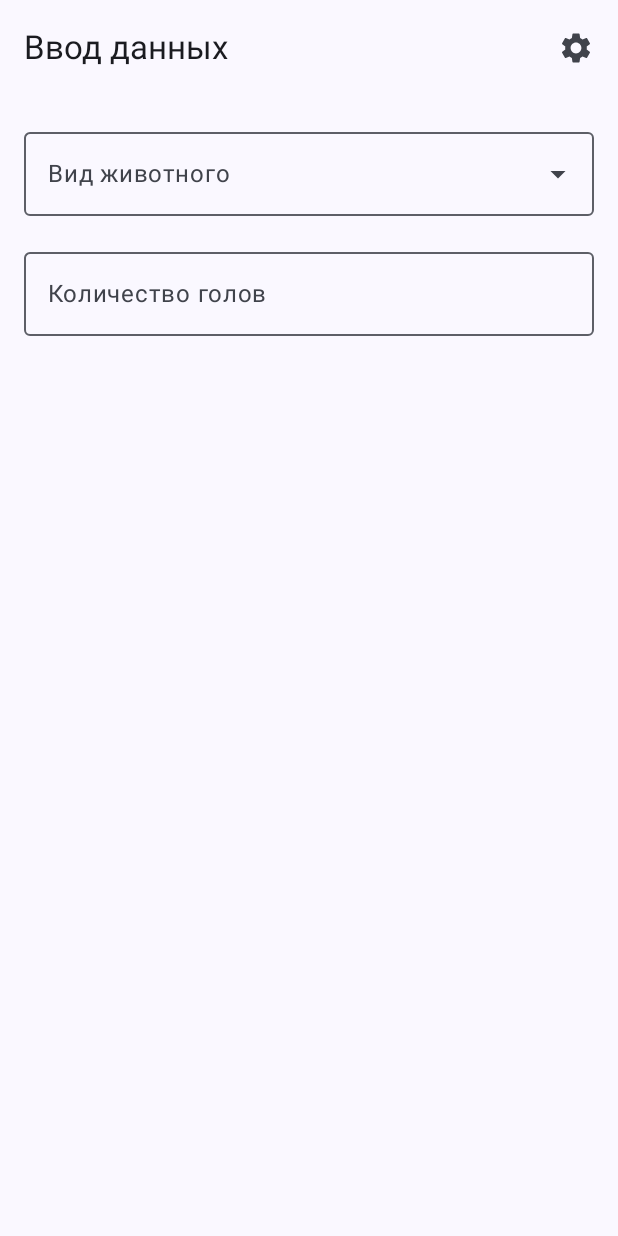
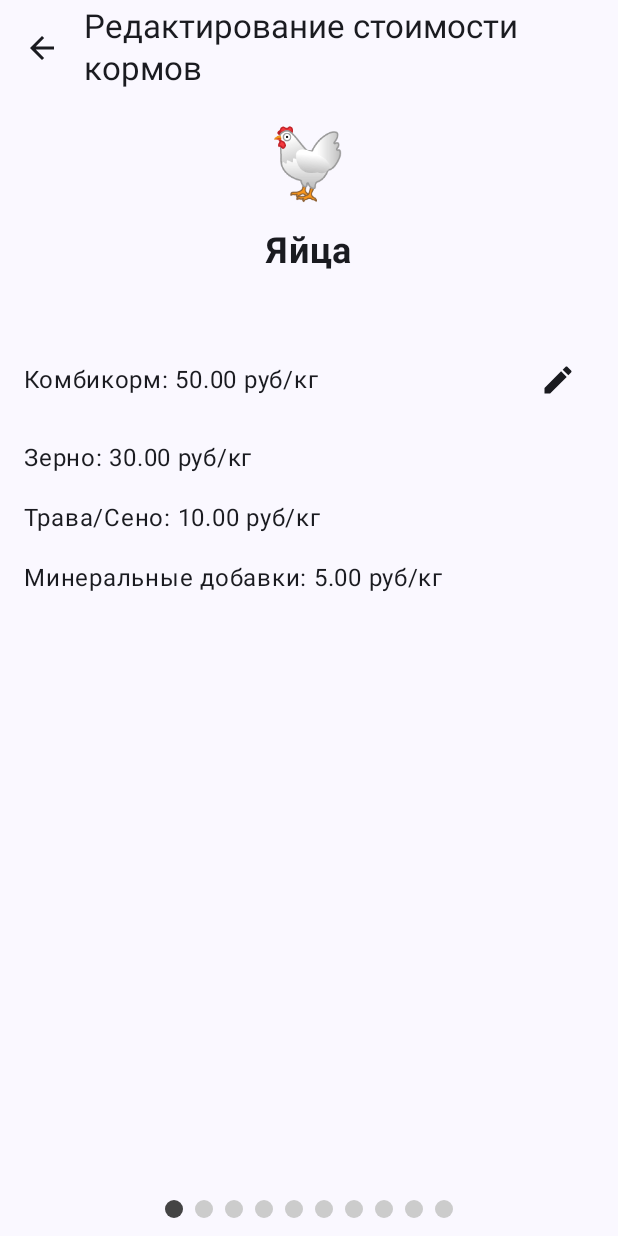
Before and after one commit to memksim/Farm, an Android app built with Jetpack Compose: the screen it shows after launch (MainActivity), after a tap on "Настройки", on a phone screen of 412 x 824 dp. Run offline under Robolectric (Android 15) with nearby library versions, the phone set to English and light mode, and no system bars; our stand-ins replace Room's generated code.

Commit message:
Edit feed price

```diff
--- a/app/src/main/java/ru/osau/farm/data/AnimalRepository.kt
+++ b/app/src/main/java/ru/osau/farm/data/AnimalRepository.kt
@@ -1,4 +1,6 @@
 package ru.osau.farm.data
+
+import android.util.Log
 
 class AnimalRepository(private val animalDao: AnimalDao) {
 
@@ -16,6 +18,7 @@ class AnimalRepository(private val animalDao: AnimalDao) {
 
     suspend fun updateAnimal(animal: Animal) {
         animalDao.updateAnimal(animal)
+        Log.d("VKT", "updateAnimal: $animal")
     }
 
     suspend fun getAnimalByTypeAndPurpose(type: AnimalType?, purpose: AnimalPurpose?): Animal? {
--- a/app/src/main/java/ru/osau/farm/navigation/NavGraph.kt
+++ b/app/src/main/java/ru/osau/farm/navigation/NavGraph.kt
@@ -4,6 +4,7 @@ sealed class Screen(val route: String) {
     object InputIntent : Screen("input_intent")
     object InputTarget : Screen("input_target")
     object Result : Screen("result")
+    object EditFeedPrice : Screen("edit_feed_price")
     // TODO: Add other screens
 }
 
--- a/app/src/main/java/ru/osau/farm/navigation/Navigation.kt
+++ b/app/src/main/java/ru/osau/farm/navigation/Navigation.kt
@@ -7,6 +7,7 @@ import androidx.navigation.compose.composable
 import ru.osau.farm.presentation.input.InputIntentScreen
 import ru.osau.farm.presentation.input.InputTargetScreen
 import ru.osau.farm.presentation.input.InputViewModel
+import ru.osau.farm.presentation.price.EditFeedPriceScreen
 import ru.osau.farm.presentation.result.ResultScreen
 
 @Composable
@@ -21,6 +22,9 @@ fun Navigation(
         composable(Screen.InputIntent.route) {
             InputIntentScreen(
                 viewModel = viewModel,
+                onOpenSettingsClicked = {
+                    navController.navigate(Screen.EditFeedPrice.route)
+                },
                 onNavigateToTarget = {
                     navController.navigate(Screen.InputTarget.route)
                 }
@@ -50,5 +54,14 @@ fun Navigation(
                 }
             )
         }
+
+        composable(Screen.EditFeedPrice.route) {
+            EditFeedPriceScreen(
+                viewModel = viewModel,
+                navigateBack = {
+                    navController.popBackStack()
+                }
+            )
+        }
     }
 }
--- a/app/src/main/java/ru/osau/farm/presentation/input/InputIntentScreen.kt
+++ b/app/src/main/java/ru/osau/farm/presentation/input/InputIntentScreen.kt
@@ -36,6 +36,7 @@ import ru.osau.farm.data.AnimalType
 @Composable
 fun InputIntentScreen(
     viewModel: InputViewModel,
+    onOpenSettingsClicked: () -> Unit,
     onNavigateToTarget: () -> Unit
 ) {
     var expandedAnimalType by remember { mutableStateOf(false) }
@@ -47,7 +48,7 @@ fun InputIntentScreen(
             TopAppBar(
                 title = { Text("Ввод данных") },
                 actions = {
-                    IconButton(onClick = { /* TODO: Open settings */ }) {
+                    IconButton(onClick = onOpenSettingsClicked) {
                         Icon(Icons.Default.Settings, contentDescription = "Настройки")
                     }
                 }
--- a/app/src/main/java/ru/osau/farm/presentation/input/InputViewModel.kt
+++ b/app/src/main/java/ru/osau/farm/presentation/input/InputViewModel.kt
@@ -1,14 +1,18 @@
 package ru.osau.farm.presentation.input
 
+import android.util.Log
 import androidx.lifecycle.ViewModel
 import androidx.lifecycle.viewModelScope
+import kotlinx.coroutines.Dispatchers
 import kotlinx.coroutines.flow.MutableStateFlow
 import kotlinx.coroutines.flow.StateFlow
 import kotlinx.coroutines.flow.asStateFlow
 import kotlinx.coroutines.flow.update
 import kotlinx.coroutines.launch
+import kotlinx.coroutines.withContext
 import ru.osau.farm.App
 import ru.osau.farm.Calculator
+import ru.osau.farm.data.Animal
 import ru.osau.farm.data.AnimalPurpose
 import ru.osau.farm.data.AnimalType
 import ru.osau.farm.data.CalculationResult
@@ -27,6 +31,13 @@ data class InputIntentState(
 class InputViewModel : ViewModel() {
     private val _state = MutableStateFlow(InputIntentState())
     val state: StateFlow<InputIntentState> = _state.asStateFlow()
+
+    private val _animals = MutableStateFlow<MutableList<Animal>>(mutableListOf())
+    val animals: StateFlow<List<Animal>> = _animals.asStateFlow()
+
+    init {
+        loadAnimals()
+    }
 
     fun resetState() {
         _state.update { InputIntentState() }
@@ -94,6 +105,27 @@ class InputViewModel : ViewModel() {
         }
     }
 
+    fun loadAnimals() {
+        viewModelScope.launch {
+            withContext(Dispatchers.IO) {
+                _animals.update { App.animalRepository.getAllAnimals().toMutableList() }
+            }
+        }
+    }
+
+    fun updateAnimal(animal: Animal) {
+        viewModelScope.launch {
+            withContext(Dispatchers.IO) {
+                App.animalRepository.updateAnimal(animal)
+                _animals.update { currentAnimals ->
+                    currentAnimals.map { existingAnimal ->
+                        if (existingAnimal.id == animal.id) animal else existingAnimal
+                    }.toMutableList()
+                }
+            }
+        }
+    }
+
     fun calculate() {
         viewModelScope.launch {
             val animal = App.animalRepository.getAnimalByTypeAndPurpose(
--- /dev/null
+++ b/app/src/main/java/ru/osau/farm/presentation/price/EditFeedPriceScreen.kt
@@ -0,0 +1,264 @@
+package ru.osau.farm.presentation.price
+
+import android.util.Log
+import androidx.compose.foundation.background
+import androidx.compose.foundation.layout.Arrangement
+import androidx.compose.foundation.layout.Box
+import androidx.compose.foundation.layout.Column
+import androidx.compose.foundation.layout.Row
+import androidx.compose.foundation.layout.Spacer
+import androidx.compose.foundation.layout.fillMaxSize
+import androidx.compose.foundation.layout.fillMaxWidth
+import androidx.compose.foundation.layout.height
+import androidx.compose.foundation.layout.padding
+import androidx.compose.foundation.layout.size
+import androidx.compose.foundation.layout.wrapContentHeight
+import androidx.compose.foundation.pager.HorizontalPager
+import androidx.compose.foundation.pager.rememberPagerState
+import androidx.compose.foundation.shape.CircleShape
+import androidx.compose.foundation.text.KeyboardOptions
+import androidx.compose.material.icons.Icons
+import androidx.compose.material.icons.filled.ArrowBack
+import androidx.compose.material.icons.filled.Done
+import androidx.compose.material.icons.filled.Edit
+import androidx.compose.material3.ExperimentalMaterial3Api
+import androidx.compose.material3.Icon
+import androidx.compose.material3.IconButton
+import androidx.compose.material3.OutlinedTextField
+import androidx.compose.material3.Scaffold
+import androidx.compose.material3.Text
+import androidx.compose.material3.TopAppBar
+import androidx.compose.runtime.Composable
+import androidx.compose.runtime.collectAsState
+import androidx.compose.runtime.getValue
+import androidx.compose.runtime.mutableStateOf
+import androidx.compose.runtime.remember
+import androidx.compose.runtime.rememberCoroutineScope
+import androidx.compose.runtime.setValue
+import androidx.compose.ui.Alignment
+import androidx.compose.ui.Modifier
+import androidx.compose.ui.draw.clip
+import androidx.compose.ui.graphics.Color
+import androidx.compose.ui.text.font.FontWeight
+import androidx.compose.ui.text.input.KeyboardType
+import androidx.compose.ui.unit.dp
+import androidx.compose.ui.unit.sp
+import kotlinx.coroutines.launch
+import ru.osau.farm.presentation.input.InputViewModel
+
+@OptIn(ExperimentalMaterial3Api::class)
+@Composable
+fun EditFeedPriceScreen(
+    viewModel: InputViewModel,
+    navigateBack: () -> Unit,
+) {
+    val animals by viewModel.animals.collectAsState()
+    val pagerState = rememberPagerState(pageCount = { animals.size })
+    val scope = rememberCoroutineScope()
+
+    Scaffold(
+        topBar = {
+            TopAppBar(
+                title = { Text("Редактирование стоимости кормов") },
+                navigationIcon = {
+                    IconButton(onClick = navigateBack) {
+                        Icon(Icons.Default.ArrowBack, contentDescription = "Назад")
+                    }
+                }
+            )
+        }
+    ) { innerPadding ->
+        Column(
+            modifier = Modifier
+                .fillMaxSize()
+                .padding(innerPadding)
+        ) {
+            HorizontalPager(
+                state = pagerState,
+                modifier = Modifier
+                    .weight(1f)
+                    .padding(16.dp)
+            ) { page ->
+                val animal = animals[page]
+                var isEditing by remember { mutableStateOf(false) }
+                var compoundFeedCost by remember { mutableStateOf(animal.compoundFeedCost.toString()) }
+                var grainCost by remember { mutableStateOf(animal.grainCost.toString()) }
+                var grassCost by remember { mutableStateOf(animal.grassCost.toString()) }
+                var mineralSupplementsCost by remember { mutableStateOf(animal.mineralSupplementsCost.toString()) }
+
+                Column(
+                    modifier = Modifier.fillMaxSize(),
+                    verticalArrangement = Arrangement.spacedBy(16.dp)
+                ) {
+                    // Эмодзи и назначение
+                    Row(
+                        modifier = Modifier.fillMaxWidth(),
+                        horizontalArrangement = Arrangement.Center
+                    ) {
+                        Text(
+                            text = when (animal.type) {
+                                ru.osau.farm.data.AnimalType.CHICKEN -> "🐔"
+                                ru.osau.farm.data.AnimalType.SHEEP -> "🐑"
+                                ru.osau.farm.data.AnimalType.PIG -> "🐖"
+                                ru.osau.farm.data.AnimalType.COW -> "🐄"
+                            },
+                            fontSize = 48.sp
+                        )
+                    }
+                    Text(
+                        text = animal.purpose.localized,
+                        fontSize = 24.sp,
+                        fontWeight = FontWeight.Bold,
+                        modifier = Modifier.align(Alignment.CenterHorizontally)
+                    )
+
+                    Spacer(modifier = Modifier.height(16.dp))
+
+                    // Комбикорм
+                    Row(
+                        modifier = Modifier.fillMaxWidth(),
+                        verticalAlignment = Alignment.CenterVertically
+                    ) {
+                        if (isEditing) {
+                            OutlinedTextField(
+                                value = compoundFeedCost,
+                                onValueChange = { compoundFeedCost = it },
+                                label = { Text("Комбикорм (руб/кг)") },
+                                keyboardOptions = KeyboardOptions(keyboardType = KeyboardType.Decimal),
+                                modifier = Modifier.weight(1f)
+                            )
+                        } else {
+                            Text(
+                                text = "Комбикорм: ${
+                                    String.format(
+                                        "%.2f",
+                                        animal.compoundFeedCost
+                                    )
+                                } руб/кг",
+                                modifier = Modifier.weight(1f)
+                            )
+                        }
+                        IconButton(
+                            onClick = {
+                                if (isEditing) {
+                                    val updatedAnimal = animal.copy(
+                                        compoundFeedCost = compoundFeedCost.toDoubleOrNull()
+                                            ?: animal.compoundFeedCost,
+                                        grainCost = grainCost.toDoubleOrNull() ?: animal.grainCost,
+                                        grassCost = grassCost.toDoubleOrNull() ?: animal.grassCost,
+                                        mineralSupplementsCost = mineralSupplementsCost.toDoubleOrNull()
+                                            ?: animal.mineralSupplementsCost
+                                    )
+                                    Log.d("VKT", "prev: $animal")
+                                    Log.d("VKT", "prev: $updatedAnimal")
+                                    viewModel.updateAnimal(updatedAnimal)
+                                }
+                                isEditing = !isEditing
+                            }
+                        ) {
+                            Icon(
+                                imageVector = if (isEditing) Icons.Default.Done else Icons.Default.Edit,
+                                contentDescription = if (isEditing) "Сохранить" else "Редактировать"
+                            )
+                        }
+                    }
+
+                    // Зерно
+                    Row(
+                        modifier = Modifier.fillMaxWidth(),
+                        verticalAlignment = Alignment.CenterVertically
+                    ) {
+                        if (isEditing) {
+                            OutlinedTextField(
+                                value = grainCost,
+                                onValueChange = { grainCost = it },
+                                label = { Text("Зерно (руб/кг)") },
+                                keyboardOptions = KeyboardOptions(keyboardType = KeyboardType.Decimal),
+                                modifier = Modifier.weight(1f)
+                            )
+                        } else {
+                            Text(
+                                text = "Зерно: ${String.format("%.2f", animal.grainCost)} руб/кг",
+                                modifier = Modifier.weight(1f)
+                            )
+                        }
+                    }
+
+                    // Трава/Сено
+                    Row(
+                        modifier = Modifier.fillMaxWidth(),
+                        verticalAlignment = Alignment.CenterVertically
+                    ) {
+                        if (isEditing) {
+                            OutlinedTextField(
+                                value = grassCost,
+                                onValueChange = { grassCost = it },
+                                label = { Text("Трава/Сено (руб/кг)") },
+                                keyboardOptions = KeyboardOptions(keyboardType = KeyboardType.Decimal),
+                                modifier = Modifier.weight(1f)
+                            )
+                        } else {
+                            Text(
+                                text = "Трава/Сено: ${
+                                    String.format(
+                                        "%.2f",
+                                        animal.grassCost
+                                    )
+                                } руб/кг",
+                                modifier = Modifier.weight(1f)
+                            )
+                        }
+                    }
+
+                    // Минеральные добавки
+                    Row(
+                        modifier = Modifier.fillMaxWidth(),
+                        verticalAlignment = Alignment.CenterVertically
+                    ) {
+                        if (isEditing) {
+                            OutlinedTextField(
+                                value = mineralSupplementsCost,
+                                onValueChange = { mineralSupplementsCost = it },
+                                label = { Text("Минеральные добавки (руб/кг)") },
+                                keyboardOptions = KeyboardOptions(keyboardType = KeyboardType.Decimal),
+                                modifier = Modifier.weight(1f)
+                            )
+                        } else {
+                            Text(
+                                text = "Минеральные добавки: ${
+                                    String.format(
+                                        "%.2f",
+                                        animal.mineralSupplementsCost
+                                    )
+                                } руб/кг",
+                                modifier = Modifier.weight(1f)
+                            )
+                        }
+                    }
+                }
+            }
+
+            // Индикатор точек
+            Row(
+                Modifier
+                    .wrapContentHeight()
+                    .fillMaxWidth()
+                    .padding(bottom = 8.dp),
+                horizontalArrangement = Arrangement.Center,
+                verticalAlignment = Alignment.Bottom
+            ) {
+                repeat(pagerState.pageCount) { iteration ->
+                    val color = if (pagerState.currentPage == iteration) Color.DarkGray else Color.LightGray
+                    Box(
+                        modifier = Modifier
+                            .padding(4.dp)
+                            .clip(CircleShape)
+                            .background(color)
+                            .size(12.dp)
+                    )
+                }
+            }
+
+        }
+    }
+}
--- a/app/src/main/java/ru/osau/farm/presentation/result/ResultScreen.kt
+++ b/app/src/main/java/ru/osau/farm/presentation/result/ResultScreen.kt
@@ -76,14 +76,8 @@ fun ResultScreen(
                         InfoRow(label = "Назначение", value = state.selectedPurpose?.localized)
                         InfoRow(label = "Количество голов", value = "${state.count}")
                         InfoRow(label = "Срок (мес)", value = "${state.monthsToTarget}")
-                        InfoRow(
-                            label = "Текущая продуктивность",
-                            value = "${state.currentProductivity}"
-                        )
-                        InfoRow(
-                            label = "Целевая продуктивность",
-                            value = "${state.targetProductivity}"
-                        )
+                        InfoRow(label = "Текущая продуктивность", value = "${state.currentProductivity}")
+                        InfoRow(label = "Целевая продуктивность", value = "${state.targetProductivity}")
                     }
                 }
             }
@@ -98,23 +92,13 @@ fun ResultScreen(
                         Text("\uD83D\uDCB0 Общая стоимость кормов", fontSize = 20.sp)
                         Spacer(modifier = Modifier.height(4.dp))
                         Text(
-                            "${
-                                String.format(
-                                    "%.2f",
-                                    state.calculationResult?.calculatedPrice
-                                )
-                            } руб.",
+                            "${String.format("%.2f", state.calculationResult?.calculatedPrice)} руб.",
                             fontSize = 24.sp,
                             color = MaterialTheme.colorScheme.primary
                         )
                         Spacer(modifier = Modifier.height(8.dp))
                         Text(
-                            "Стоимость на одну голову: ${
-                                String.format(
-                                    "%.2f",
-                                    state.calculationResult?.costPerHead
-                                )
-                            } руб.",
+                            "Стоимость на одну голову: ${String.format("%.2f", state.calculationResult?.costPerHead)} руб.",
                             fontSize = 16.sp
                         )
                         Spacer(modifier = Modifier.height(8.dp))
@@ -135,7 +119,7 @@ fun ResultScreen(
                     elevation = CardDefaults.cardElevation(4.dp)
                 ) {
                     Column(modifier = Modifier.padding(16.dp)) {
-                        Text("\uD83D\uDCB5 Стоимость кормов на голову", fontSize = 20.sp)
+                        Text("\uD83D\uDCB5 Стоимость кормов для животного", fontSize = 20.sp)
                         Spacer(modifier = Modifier.height(8.dp))
                         InfoRow(
                             label = "Комбикорм",
```
